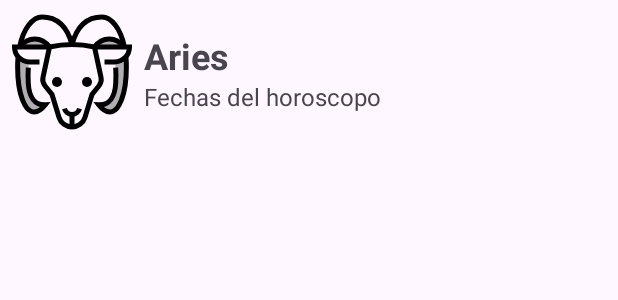
After one commit to IgniteCoders/ZodiacApp, an Android app: the layout item_horoscope.xml on its own in the app's theme, with its tools: preview values and no code run, on a phone screen of 412 x 824 dp. The commit adds this screen. Shown: the top 300 px of the screen. Run offline under Robolectric (Android 15) with nearby library versions, the phone set to English and light mode, and no system bars.

Commit message:
We used a RecyclerView to list the data.

```diff
--- /dev/null
+++ b/app/src/main/res/layout/item_horoscope.xml
@@ -0,0 +1,40 @@
+<?xml version="1.0" encoding="utf-8"?>
+<LinearLayout xmlns:android="http://schemas.android.com/apk/res/android"
+    android:orientation="horizontal"
+    android:layout_width="match_parent"
+    android:layout_height="wrap_content"
+    android:padding="8dp">
+
+    <ImageView
+        android:id="@+id/iconImageView"
+        android:layout_width="80dp"
+        android:layout_height="80dp"
+        android:src="@drawable/aries_icon"/>
+
+    <LinearLayout
+        android:layout_width="0dp"
+        android:layout_height="80dp"
+        android:layout_weight="1"
+        android:orientation="vertical"
+        android:layout_marginStart="8dp"
+        android:gravity="center_vertical">
+
+        <TextView
+            android:id="@+id/nameTextView"
+            android:layout_width="match_parent"
+            android:layout_height="wrap_content"
+            android:text="Aries"
+            android:textSize="24sp"
+            android:textStyle="bold"/>
+
+        <TextView
+            android:id="@+id/datesTextView"
+            android:layout_width="match_parent"
+            android:layout_height="wrap_content"
+            android:text="Fechas del horoscopo"
+            android:textSize="16sp"/>
+
+    </LinearLayout>
+
+
+</LinearLayout>
```
Also changed, not shown: app/src/main/java/com/example/zodiacapp/HoroscopeAdapter.kt (added, +43 -0 lines), app/src/main/java/com/example/zodiacapp/MainActivity.kt (+10 -0 lines), app/src/main/res/layout/activity_main.xml (+7 -10 lines).
